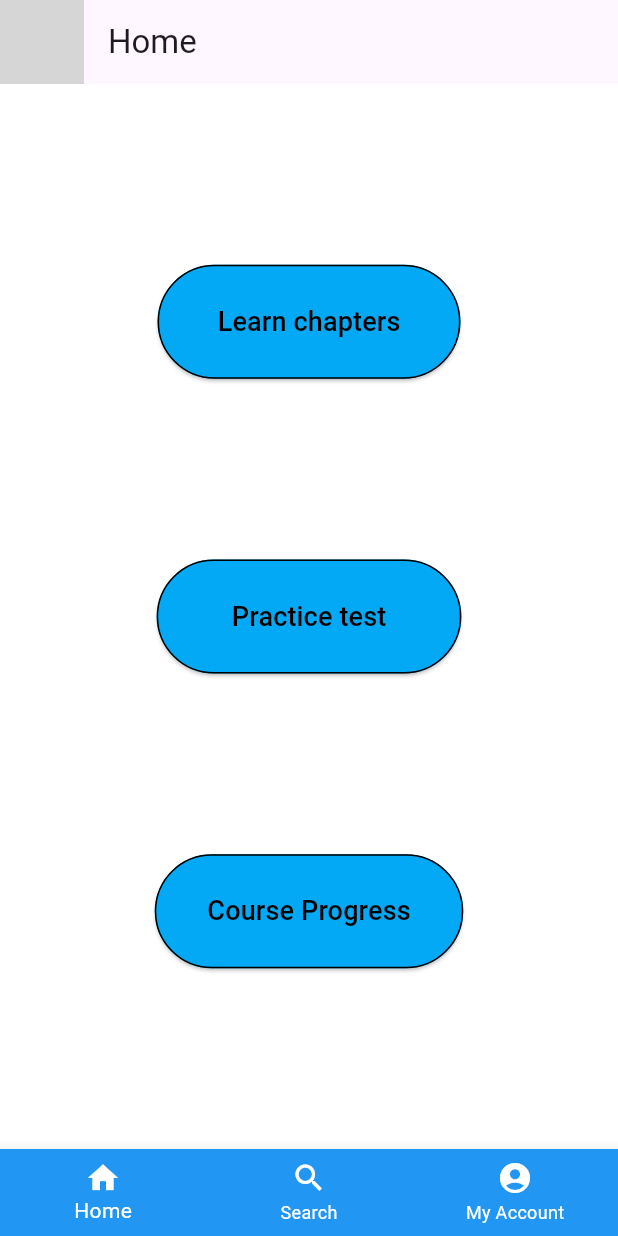
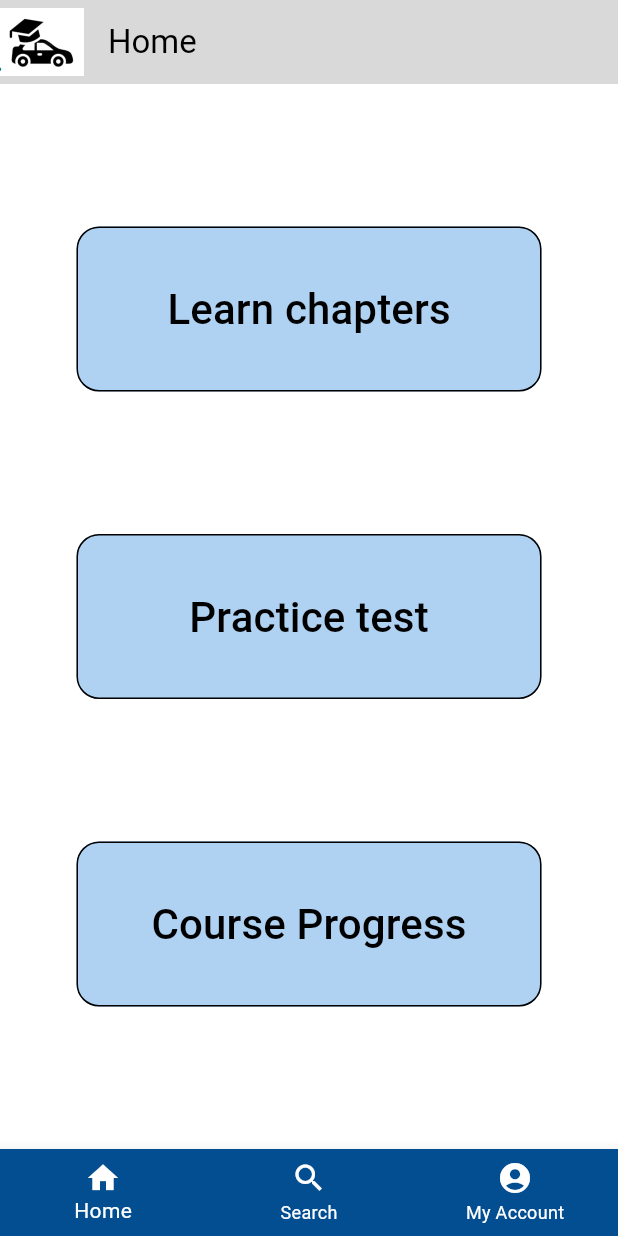
Before and after one commit to saranshahuja/roadschool, a Flutter app: the HomePage screen opened directly, on a phone screen of 412 x 824 dp. Run offline on Flutter 3.47's test engine with Material 2 defaults, Android fonts, the phone set to English and light mode, and no system bars; our stand-ins replace firebase_core, google_fonts; accounts and stored records are empty; grey boxes are pictures that could not be loaded.

Commit message:
Home page almost finished

```diff
--- a/lib/Pages/Homepage.dart
+++ b/lib/Pages/Homepage.dart
@@ -7,11 +7,13 @@ class HomePage extends StatelessWidget {
   Widget build(BuildContext context) {
     return Scaffold(
       appBar: AppBar(
-        leading: Image.asset('C:\\Users\\Nishant\\AndroidStudioProjects\\untitled\\Images\\Cardrive.png', width: 40, height: 40), // Adjust width and height
-        title: Text('Home'),
-      ),
+          backgroundColor: Color(0xFFD9D9D9),
+          leading: Image.asset('assets/images/image-2.png', width: 40, height: 40), // Adjust width and height
+          title: const Text('Home',
+            style: TextStyle(color: Colors.black),
+          )),
       bottomNavigationBar: BottomNavigationBar(
-        backgroundColor: Colors.blue,
+        backgroundColor: Color(0xFF034D91),
         unselectedItemColor: Colors.white,
         selectedItemColor: Colors.white,
         items: const <BottomNavigationBarItem>[
@@ -35,47 +37,83 @@ class HomePage extends StatelessWidget {
           child: Column(
             mainAxisAlignment: MainAxisAlignment.spaceEvenly,
             children: [
-              ElevatedButton(
+              Row(
+                mainAxisAlignment: MainAxisAlignment.center,
+                children: [
+                  SizedBox(
+                    width: 310,
+                    height: 110,
+                    child: OutlinedButton(
                       onPressed: () {
                         // Handle Learn chapters button press
                       },
                       style: OutlinedButton.styleFrom(
                         side: BorderSide(color: Colors.black),
-                  backgroundColor: Colors.lightBlue, // Set button background color
-                  padding: EdgeInsets.symmetric(horizontal: 40, vertical: 25), // Adjust padding
+                        backgroundColor: Color(0x500071DA), // Set button background color
+                        padding:
+                        EdgeInsets.symmetric(horizontal: 40, vertical: 20), // Adjust padding
+                        shape: RoundedRectangleBorder(
+                          borderRadius: BorderRadius.circular(15.0),)
                       ),
-                child: Text(
+                      child: const Text(
                         'Learn chapters',
-                  style: TextStyle(fontSize: 18, color: Colors.black), // Set button text color
+                        style: TextStyle(fontSize: 28, color: Colors.black), // Set button text color
                       ),
                     ),
-              ElevatedButton(
+                  ),
+                ],
+              ),
+              Row(
+                mainAxisAlignment: MainAxisAlignment.center,
+                children: [
+                  SizedBox(
+                    width: 310,
+                    height: 110,
+                    child: OutlinedButton(
                       onPressed: () {
                         // Handle Practice test button press
                       },
                       style: OutlinedButton.styleFrom(
                         side: BorderSide(color: Colors.black),
-                  backgroundColor: Colors.lightBlue, // Set button background color
-                  padding: EdgeInsets.symmetric(horizontal: 50, vertical: 25),// Adjust padding
+                        backgroundColor: Color(0x500071DA), // Set button background color
+                        padding:
+                        EdgeInsets.symmetric(horizontal: 40, vertical: 20), // Adjust padding
+                          shape: RoundedRectangleBorder(
+                            borderRadius: BorderRadius.circular(15.0),)
                       ),
-                child: Text(
+                      child: const Text(
                         'Practice test',
-                  style: TextStyle(fontSize: 18, color: Colors.black), // Set button text color
+                        style: TextStyle(fontSize: 28, color: Colors.black), // Set button text color
                       ),
                     ),
-              ElevatedButton(
+                  ),
+                ],
+              ),
+              Row(
+                mainAxisAlignment: MainAxisAlignment.center,
+                children: [
+                  SizedBox(
+                    width: 310,
+                    height: 110,
+                    child: OutlinedButton(
                       onPressed: () {
                         // Handle Course Progress button press
                       },
                       style: OutlinedButton.styleFrom(
                         side: BorderSide(color: Colors.black),
-                  backgroundColor: Colors.lightBlue, // Set button background color
-                  padding: EdgeInsets.symmetric(horizontal: 35, vertical: 25), // Adjust padding
+                        backgroundColor: Color(0x500071DA), // Set button background color
+                        padding:
+                        const EdgeInsets.symmetric(horizontal: 40, vertical: 20), // Adjust padding
+                          shape: RoundedRectangleBorder(
+                            borderRadius: BorderRadius.circular(15.0),)
                       ),
-                child: Text(
+                      child: const Text(
                         'Course Progress',
-                  style: TextStyle(fontSize: 18, color: Colors.black), // Set button text color
+                        style: TextStyle(fontSize: 28, color: Colors.black), // Set button text color
                       ),
+                    ),
+                  ),
+                ],
               ),
             ],
           ),
--- a/lib/main.dart
+++ b/lib/main.dart
@@ -27,7 +27,7 @@ class MyApp extends StatelessWidget {
         colorScheme: ColorScheme.fromSeed(seedColor: Colors.deepPurple),
         useMaterial3: true,
       ),
-      home: learnChapterpage(),
+      home: HomePage(),
     );
   }
 }
```
Lines whose indentation alone changed are shown as unchanged.
